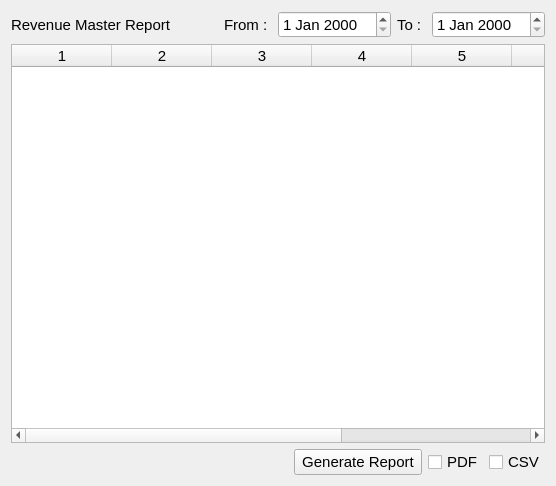
This is estorecpp/revenuemasterreport.ui in Watti/estorecpp as Qt 5 draws it before an edit. The edited form follows.
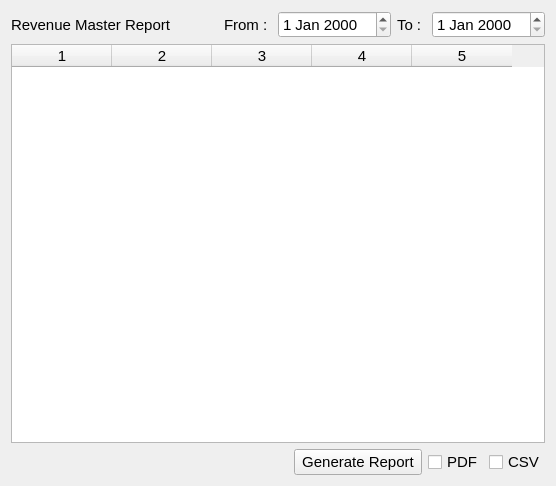
This is the edited form.

Commit message: profit related bug fixes

The edit to the form file:
```diff
--- a/estorecpp/revenuemasterreport.ui
+++ b/estorecpp/revenuemasterreport.ui
@@ -104,7 +104,7 @@
       <number>0</number>
      </property>
      <property name="columnCount">
-      <number>8</number>
+      <number>5</number>
      </property>
      <attribute name="horizontalHeaderVisible">
       <bool>true</bool>
@@ -117,9 +117,6 @@
      <column/>
      <column/>
      <column/>
-     <column/>
-     <column/>
-     <column/>
     </widget>
    </item>
    <item>
```
The commit also changes 1 other file.
